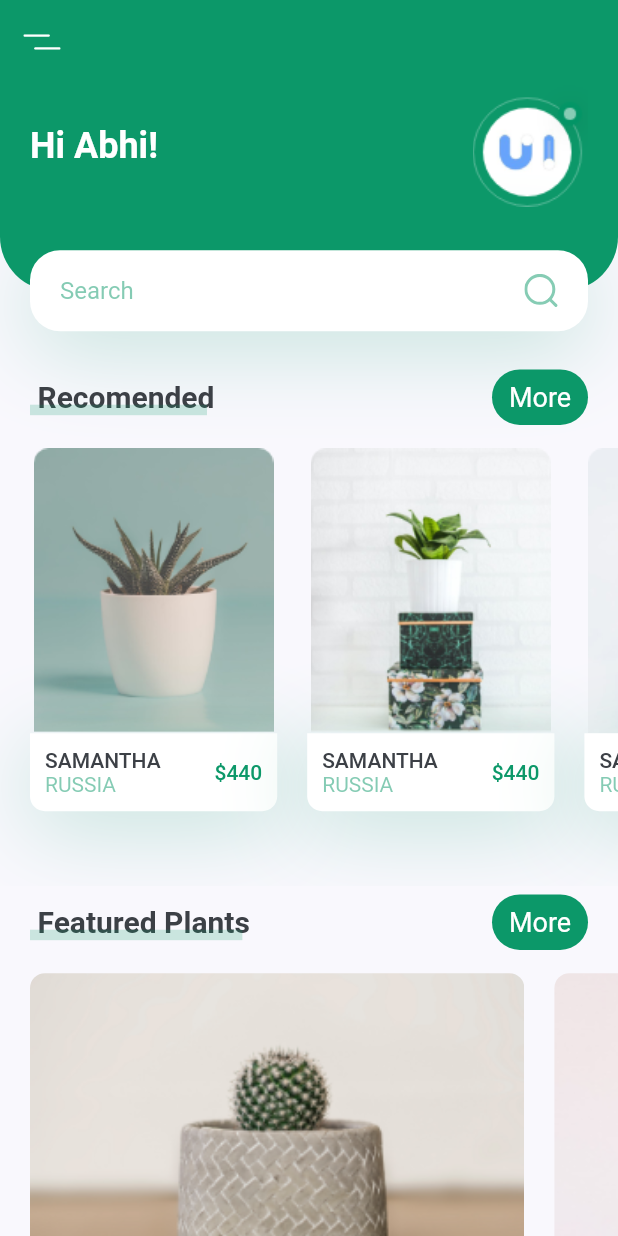
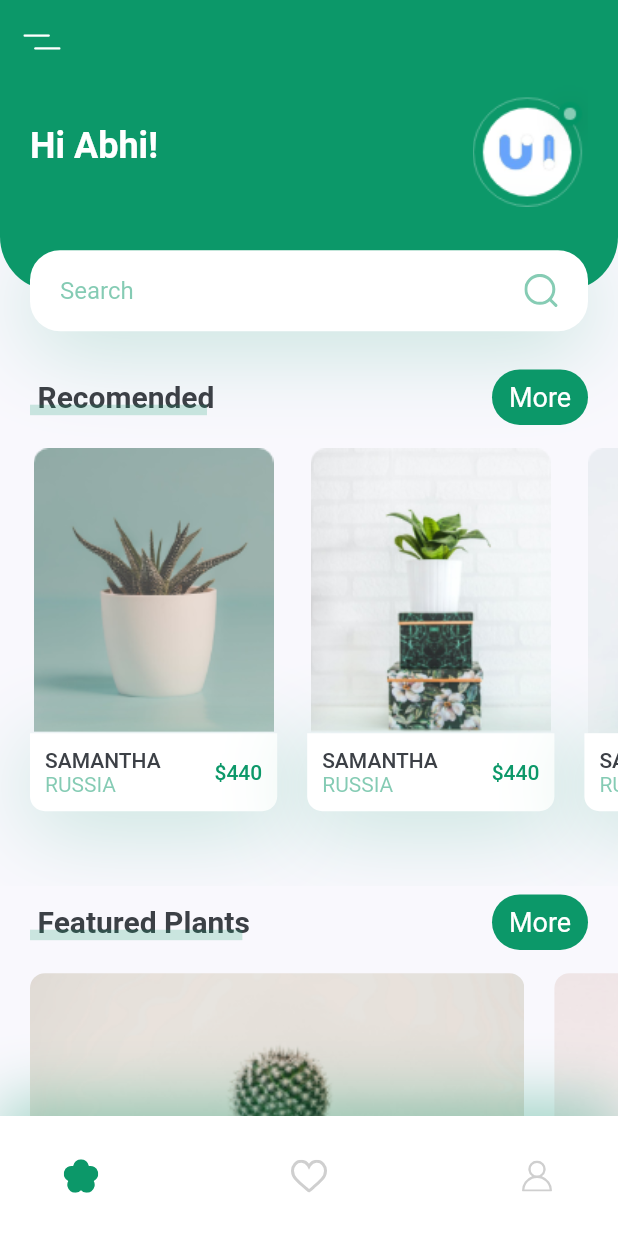
Before and after one commit to meisabikumar/flutter_plant_app, a Flutter app: the screen it shows after launch, on a phone screen of 412 x 824 dp. Run offline on Flutter 3.47's test engine with Material 2 defaults, Android fonts, the phone set to English and light mode, and no system bars; our stand-ins replace flutter_svg.

Commit message:
bottom navigation

```diff
--- a/lib/screens/home/home_screen.dart
+++ b/lib/screens/home/home_screen.dart
@@ -1,5 +1,6 @@
 import 'package:flutter/material.dart';
 import 'package:flutter_svg/flutter_svg.dart';
+import 'package:plant_app/constans.dart';
 import 'package:plant_app/screens/home/components/body.dart';
 
 class HomeScreen extends StatelessWidget {
@@ -10,6 +11,34 @@ class HomeScreen extends StatelessWidget {
     return Scaffold(
       appBar: appBar(),
       body: Body(),
+      bottomNavigationBar: Container(
+        padding: const EdgeInsets.only(
+            left: kDefaultPadding * 1.5, right: kDefaultPadding * 1.5),
+        height: 80,
+        decoration: BoxDecoration(color: Colors.white, boxShadow: [
+          BoxShadow(
+              offset: const Offset(0, -10),
+              blurRadius: 35,
+              color: kPrimaryColor.withOpacity(0.38))
+        ]),
+        child: Row(
+          mainAxisAlignment: MainAxisAlignment.spaceBetween,
+          children: [
+            IconButton(
+              onPressed: () {},
+              icon: SvgPicture.asset("assets/icons/flower.svg"),
+            ),
+            IconButton(
+              onPressed: () {},
+              icon: SvgPicture.asset("assets/icons/heart-icon.svg"),
+            ),
+            IconButton(
+              onPressed: () {},
+              icon: SvgPicture.asset("assets/icons/user-icon.svg"),
+            ),
+          ],
+        ),
+      ),
     );
   }
 
```
